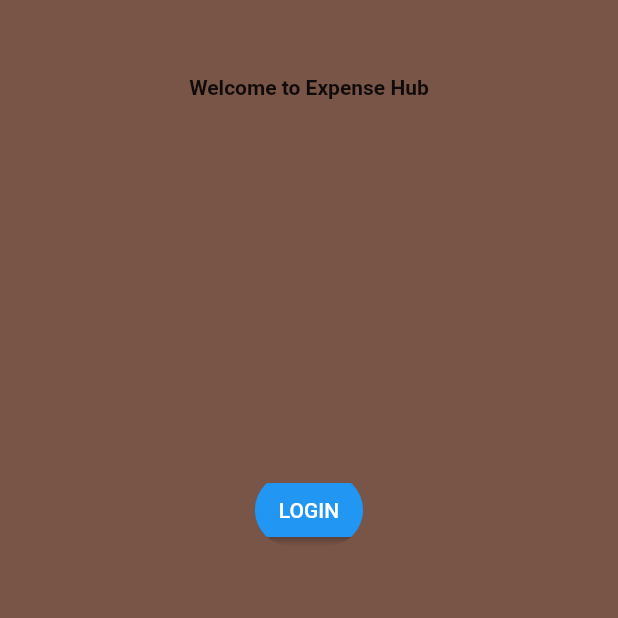
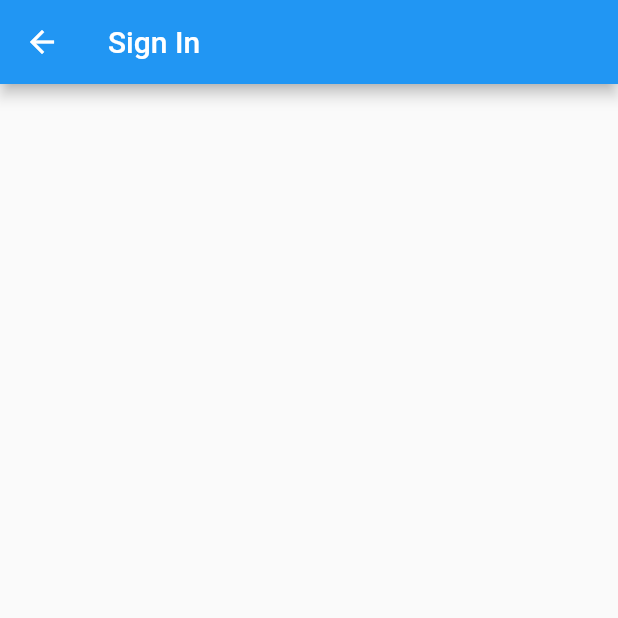
Before and after one commit to emmanuelsamutumwa/Expensehub, a Flutter app: the screen it shows after launch, after a tap on "LOGIN", on a phone screen of 412 x 824 dp, the top half of it. Run offline on Flutter 3.47's test engine with Material 2 defaults, Android fonts, the phone set to English and light mode, and no system bars.

Commit message:
Login and Sign Up buttons are now working

```diff
--- a/lib/pages/home.dart
+++ b/lib/pages/home.dart
@@ -1,7 +1,10 @@
 import 'package:flutter/material.dart';
+import 'package:expensetracker/pages/signup.dart';
+import 'package:expensetracker/pages/signin.dart';
 
 class Homepage extends StatelessWidget{
   const Homepage({super.key});
+  static String id = 'home_screen';
 
   @override
   Widget build (BuildContext context) {
@@ -14,7 +17,7 @@ class Homepage extends StatelessWidget{
               const SizedBox(height: 50),
 
           //welcome message
-              Text(
+              const Text(
                 'Welcome to Expense Hub',
               style: TextStyle(fontWeight: FontWeight.bold),
               ),
@@ -22,19 +25,44 @@ class Homepage extends StatelessWidget{
 
             //sign in button
               Container(
+                height: 20,
+                width: 150,
                 child: ClipRRect(
                   borderRadius: BorderRadius.circular(30),
                   child: ElevatedButton(
-                      onPressed: () {},
+                      onPressed: () {
+                        Navigator.push(context, MaterialPageRoute(builder: (BuildContext) {
+                          return SignIn();
+                        }));
+                      },
                       child: Text(
                           'LOGIN',
                         style: TextStyle(color: Colors.white),
                       )
                   ),
                 ),
-              )
+              ),
+            SizedBox(height:10),
 
             //register
+              Container(
+                height: 20,
+                width: 150,
+                child: ClipRRect(
+                  borderRadius: BorderRadius.circular(30),
+                  child: ElevatedButton(
+                      onPressed: () {
+                        Navigator.push(context, MaterialPageRoute(builder: (BuildContext) {
+                          return SignIn();
+                        }));
+                      },
+                      child: Text(
+                        'SIGN UP',
+                        style: TextStyle(color: Colors.white),
+                      )
+                  ),
+                ),
+              )
 
             ],
           ),
--- a/lib/pages/signin.dart
+++ b/lib/pages/signin.dart
@@ -1 +1,13 @@
 import 'package:flutter/material.dart';
+
+class SignIn extends StatelessWidget {
+  const SignIn({super.key});
+
+  @override
+  Widget build(BuildContext context) {
+    return Scaffold(
+      appBar: AppBar(title: Text("Sign In"),
+      ),
+    );
+  }
+}
```
Also changed, not shown: lib/pages/signup.dart (+12 -0 lines).
